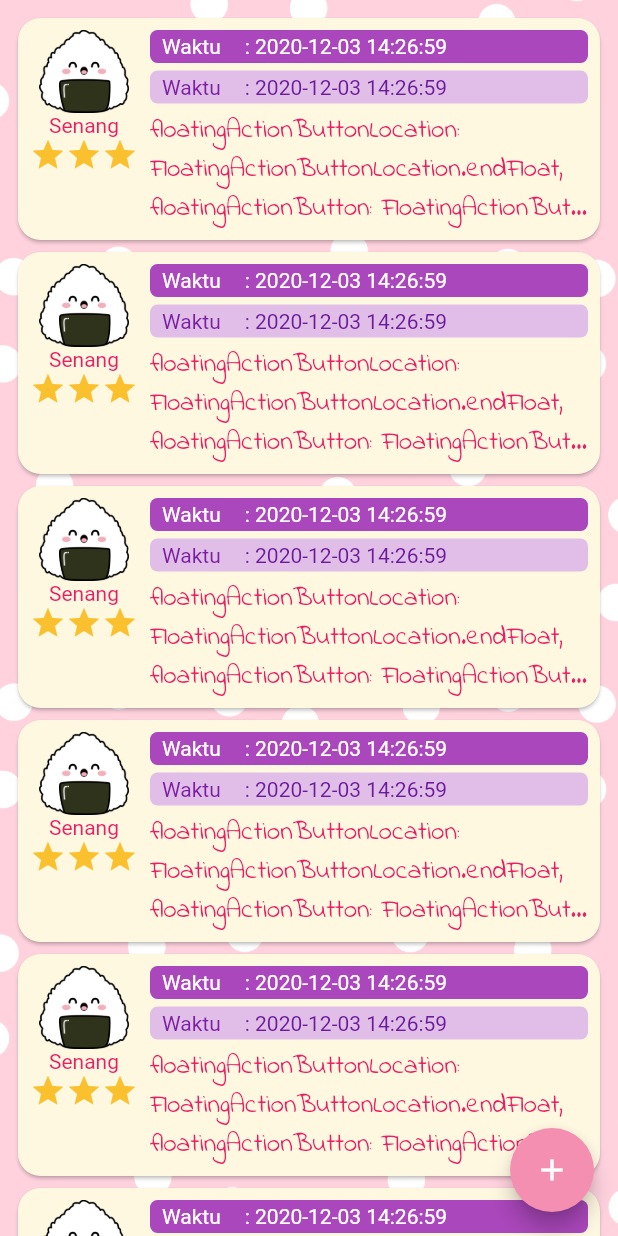
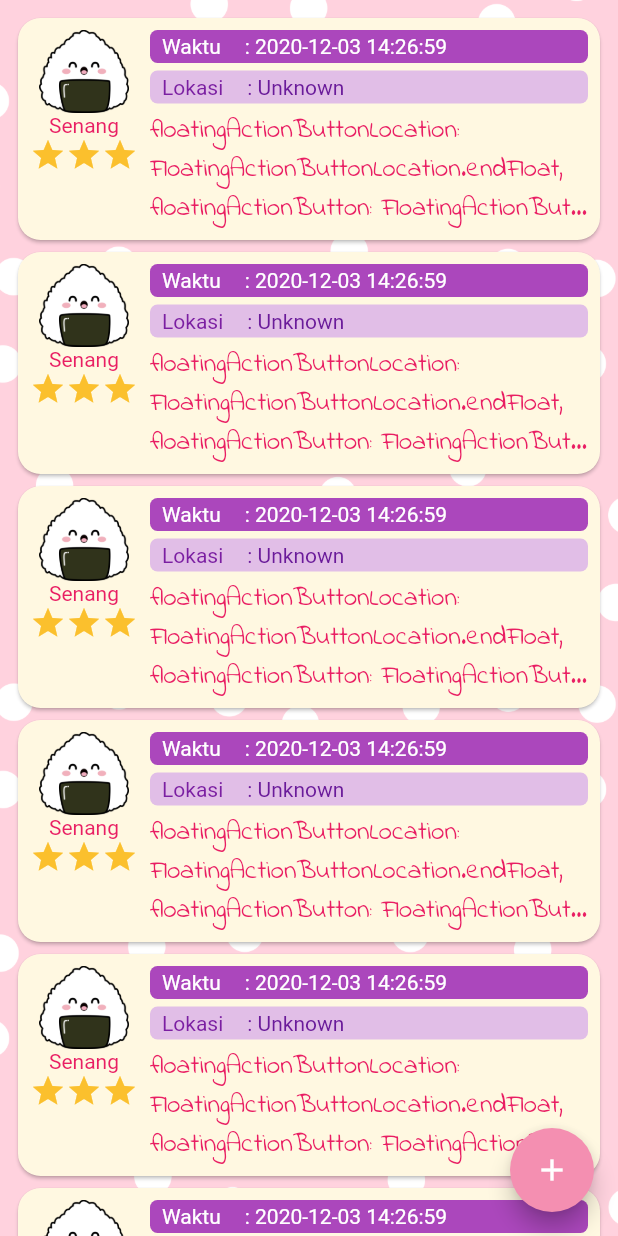
Before and after one commit to lontarlab/onigiridiary, a Flutter app: the DiaryScreen screen opened directly, on a phone screen of 412 x 824 dp. Run offline on Flutter 3.47's test engine with Material 2 defaults, Android fonts, the phone set to English and light mode, and no system bars.

Commit message:
Location Unknown

```diff
--- a/lib/screens/wrapper/tabs/diary/diary.dart
+++ b/lib/screens/wrapper/tabs/diary/diary.dart
@@ -90,7 +90,7 @@ class DiaryScreen extends StatelessWidget {
                     child: Row(
                       children: [
                         Text(
-                          'Waktu',
+                          'Lokasi',
                           style: TextStyle(
                             color: Colors.purple[700],
                           ),
@@ -98,7 +98,7 @@ class DiaryScreen extends StatelessWidget {
                         const SizedBox(width: 16.0),
                         Expanded(
                           child: Text(
-                            ': 2020-12-03 14:26:59',
+                            ': Unknown',
                             style: TextStyle(
                               color: Colors.purple[800],
                             ),
```
